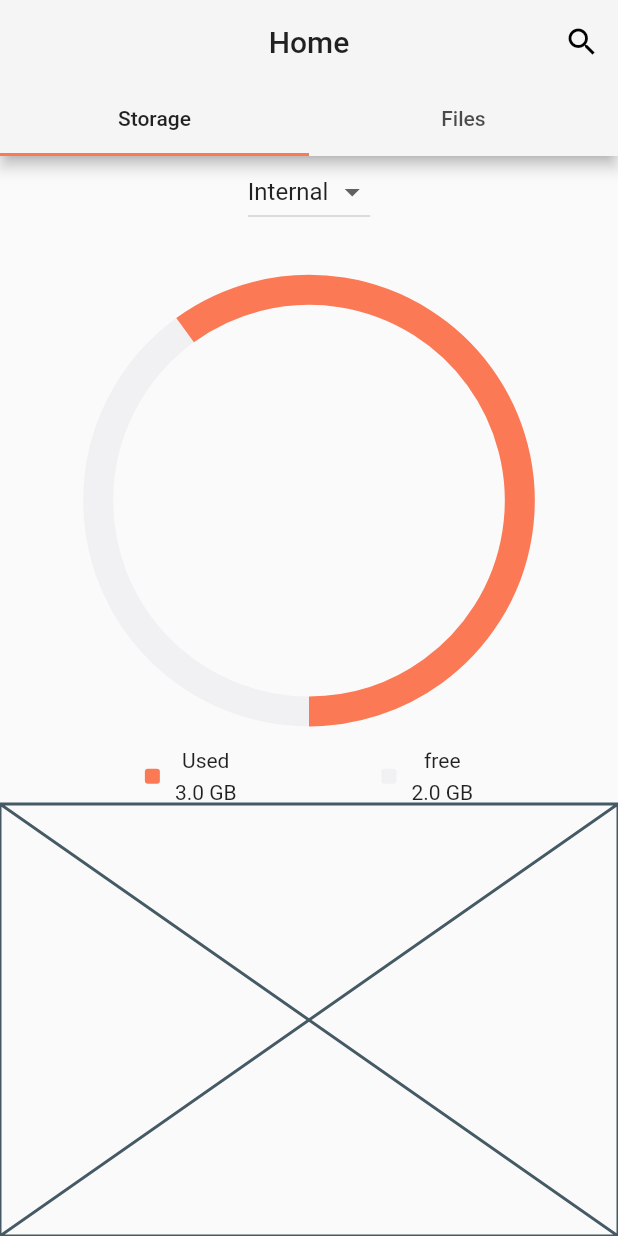
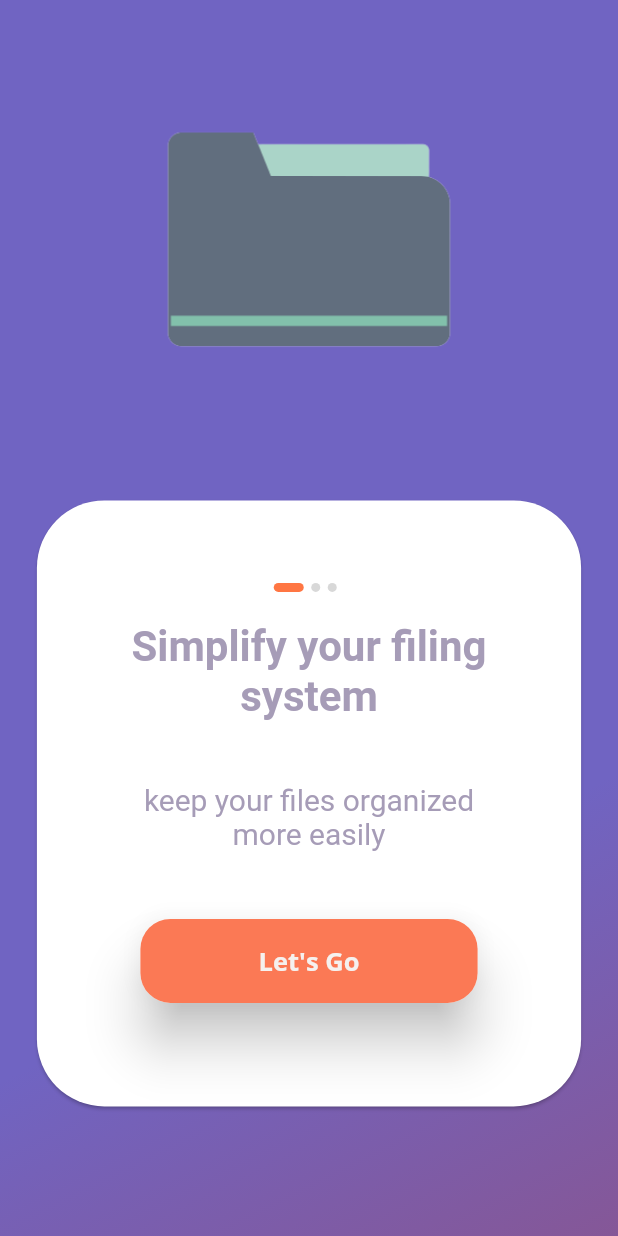
Before and after one commit to Emon526/File-Manager, a Flutter app: the screen it shows after launch, on a phone screen of 412 x 824 dp. Run offline on Flutter 3.47's test engine with Material 2 defaults, Android fonts, the phone set to English and light mode, and no system bars; our stand-ins replace get, google_fonts, permission_handler; missing offline and left inert: file_manager, popup_menu_title.

Commit message:
Splash screen added

```diff
--- a/lib/file_manager_app.dart
+++ b/lib/file_manager_app.dart
@@ -1,6 +1,7 @@
 import 'package:filemanager/controllers/storage-controller/binding_storage_controller.dart';
 import 'package:filemanager/helpers/themes/app_theme.dart';
 import 'package:filemanager/screens/home/home_screen.dart';
+import 'package:filemanager/screens/splash/splash_screen.dart';
 import 'package:flutter/material.dart';
 import 'package:get/get.dart';
 
@@ -15,8 +16,9 @@
       initialRoute: '/',
       defaultTransition: Transition.zoom,
       getPages: [
+        GetPage(name: '/', page: () => SplashScreen()),
         GetPage(
-            name: '/',
+            name: '/home',
             page: () => HomeScreen(),
             binding: BindingStorageController()),
       ],
--- a/lib/helpers/colors/app_color.dart
+++ b/lib/helpers/colors/app_color.dart
@@ -18,9 +18,9 @@
 
 
 
-
-  // static const primaryColor = Color(0xff7064c2);
-  // static const secondaryColor = Color(0xff855797);
+  // splash screen color
+  static const primarySplashColor = Color(0xff7064c2);
+  static const secondarySplashColor = Color(0xff855797);
 
   // static const blackColor = Color(0xff000000);
   // static const bgColor = Color(0xfff5f5f5);
--- /dev/null
+++ b/lib/helpers/constants/constants.dart
@@ -0,0 +1,27 @@
+import 'package:flutter/material.dart';
+
+const kPrimaryColor = Color(0xFFFF7643);
+const kPrimaryLightColor = Color(0xFFFFECDF);
+const kPrimaryGradientColor = LinearGradient(
+  begin: Alignment.topLeft,
+  end: Alignment.bottomRight,
+  colors: [Color(0xFFFFA53E), Color(0xFFFF7643)],
+);
+const kSecondaryColor = Color(0xFF979797);
+const kTextColor = Color(0xFF757575);
+
+const kAnimationDuration = Duration(milliseconds: 200);
+
+const defaultDuration = Duration(milliseconds: 250);
+
+// Form Error
+final RegExp emailValidatorRegExp =
+    RegExp(r"^[a-zA-Z0-9.]+@[a-zA-Z0-9]+\.[a-zA-Z]+");
+const String kEmailNullError = "Please Enter your email";
+const String kInvalidEmailError = "Please Enter Valid Email";
+const String kPassNullError = "Please Enter your password";
+const String kShortPassError = "Password is too short";
+const String kMatchPassError = "Passwords don't match";
+const String kNamelNullError = "Please Enter your name";
+const String kPhoneNumberNullError = "Please Enter your phone number";
+const String kAddressNullError = "Please Enter your address";
--- /dev/null
+++ b/lib/screens/splash/components/body.dart
@@ -0,0 +1,184 @@
+import 'package:filemanager/helpers/colors/app_color.dart';
+import 'package:filemanager/helpers/constants/constants.dart';
+import 'package:filemanager/helpers/widget/text.dart';
+import 'package:flutter/material.dart';
+import 'package:get/get.dart';
+
+// This is the best practice
+import '../components/splash_content.dart';
+
+class Body extends StatefulWidget {
+  @override
+  _BodyState createState() => _BodyState();
+}
+
+class _BodyState extends State<Body> {
+  int currentPage = 0;
+  List<Map<String, String>> splashData = [
+    {
+      "texth": "Simplify your filing system",
+      "textp": "keep your files organized more easily"
+    },
+    {
+      "texth": "Simplify your filing system",
+      "textp": "keep your files organized more easily"
+    },
+    {
+      "texth": "Simplify your filing system",
+      "textp": "keep your files organized more easily"
+    },
+  ];
+  @override
+  Widget build(BuildContext context) {
+    Size size = MediaQuery.of(context).size;
+    return SafeArea(
+      child: Container(
+        height: size.height,
+        width: size.width,
+        decoration: BoxDecoration(
+          gradient: LinearGradient(
+              begin: Alignment.topLeft,
+              end: Alignment.bottomRight,
+              stops: [
+                0.3,
+                0.7,
+                1,
+              ],
+              colors: [
+                AppColor.primarySplashColor,
+                AppColor.primarySplashColor,
+                AppColor.secondarySplashColor,
+              ]),
+        ),
+        child: Column(
+          children: <Widget>[
+            Container(
+              width: size.width * 0.9,
+              height: size.height / 2 * 0.8,
+              alignment: Alignment.center,
+              child: Image.asset(
+                'assets/icons/files.png',
+                fit: BoxFit.cover,
+              ),
+            ),
+            Container(
+              width: size.width * 0.9,
+              height: size.height / 2 * 1,
+              alignment: Alignment.center,
+              child: Card(
+                clipBehavior: Clip.antiAlias,
+                //  color: AppColor.bgColor,
+                shape: RoundedRectangleBorder(
+                    borderRadius: BorderRadius.circular(45.0)),
+
+                child: Container(
+                  child: Padding(
+                    padding: EdgeInsets.all(55),
+                    child: Column(
+                      children: [
+                        Row(
+                          mainAxisAlignment: MainAxisAlignment.center,
+                          children: List.generate(
+                            splashData.length,
+                            (index) => buildDot(index: index),
+                          ),
+                        ),
+                        Expanded(
+                          flex: 3,
+                          child: PageView.builder(
+                            onPageChanged: (value) {
+                              setState(() {
+                                currentPage = value;
+                              });
+                            },
+                            itemCount: splashData.length,
+                            itemBuilder: (BuildContext context, int index) =>
+                                SplashContent(
+                              texth: splashData[index]['textp'] ?? '',
+                              textp: splashData[index]['texth'] ?? '',
+                            ),
+                          ),
+                        ),
+                        Expanded(
+                          flex: 2,
+                          child: Padding(
+                            padding: EdgeInsets.all(
+                              10,
+                              // horizontal: getProportionateScreenWidth(20)
+                            ),
+                            child: Column(
+                              children: <Widget>[
+                                Spacer(flex: 3),
+                                Card(
+                                  elevation: 15,
+                                  shape: RoundedRectangleBorder(
+                                      borderRadius: BorderRadius.circular(20)),
+                                  child: SizedBox(
+                                    width: double.infinity,
+                                    height: 56,
+                                    child: TextButton(
+                                      // shape: RoundedRectangleBorder(
+                                      //     borderRadius:
+                                      //         BorderRadius.circular(20)),
+                                      // // color: AppColor.orangeColor,
+                                      // color: Colors.orange,
+                                      style: ButtonStyle(
+                                        shape: MaterialStateProperty.all(
+                                          RoundedRectangleBorder(
+                                            borderRadius:
+                                                BorderRadius.circular(20),
+                                          ),
+                                        ),
+                                        backgroundColor:
+                                            MaterialStateProperty.all(
+                                          AppColor.primaryButtonBgColor,
+                                        ),
+                                      ),
+                                      onPressed: () {
+                                        // Get.offNamed('/home');
+                                        Get.toNamed('/home');
+                                      },
+                                      // child: Text(
+                                      //   'Let\'s Go',
+                                      //   textAlign: TextAlign.center,
+                                      //   style: TextStyle(
+                                      //       fontSize: 18,
+                                      //       color: Colors.white,
+                                      //       fontWeight: FontWeight.bold),
+                                      // ),
+                                      child: SingleLineText(
+                                        text: "Let's Go",
+                                        color: AppColor.primaryButtonTextColor,
+                                      ),
+                                    ),
+                                  ),
+                                ),
+                              ],
+                            ),
+                          ),
+                        ),
+                      ],
+                    ),
+                  ),
+                ),
+              ),
+            ),
+          ],
+        ),
+      ),
+    );
+  }
+
+  AnimatedContainer buildDot({required int index}) {
+    return AnimatedContainer(
+      duration: kAnimationDuration,
+      margin: EdgeInsets.only(right: 5),
+      height: 6,
+      width: currentPage == index ? 20 : 6,
+      decoration: BoxDecoration(
+        color: currentPage == index ? kPrimaryColor : Color(0xFFD8D8D8),
+        borderRadius: BorderRadius.circular(3),
+      ),
+    );
+  }
+}
--- /dev/null
+++ b/lib/screens/splash/components/splash_content.dart
@@ -0,0 +1,38 @@
+import 'package:flutter/material.dart';
+
+class SplashContent extends StatelessWidget {
+  const SplashContent({
+    required this.texth,
+    required this.textp,
+  });
+
+  final String texth, textp;
+
+  @override
+  Widget build(BuildContext context) {
+    return Column(
+      children: <Widget>[
+        Spacer(),
+        Text(
+          textp,
+          textAlign: TextAlign.center,
+          style: TextStyle(
+            fontWeight: FontWeight.bold,
+            fontSize: 28,
+            color: Color(0xffa69cb7),
+          ),
+        ),
+        Spacer(flex: 2),
+        Text(
+          texth,
+          textAlign: TextAlign.center,
+          style: TextStyle(
+            fontWeight: FontWeight.normal,
+            fontSize: 20,
+            color: Color(0xffa69cb7),
+          ),
+        ),
+      ],
+    );
+  }
+}
--- a/lib/screens/splash/splash_screen.dart
+++ b/lib/screens/splash/splash_screen.dart
@@ -0,0 +1,12 @@
+import 'package:flutter/material.dart';
+import 'package:filemanager/screens/splash/components/body.dart';
+
+class SplashScreen extends StatelessWidget {
+  static String routeName = "/splash";
+  @override
+  Widget build(BuildContext context) {
+    return Scaffold(
+      body: Body(),
+    );
+  }
+}
--- a/pubspec.yaml
+++ b/pubspec.yaml
@@ -54,6 +54,7 @@
   # To add assets to your application, add an assets section, like this:
   assets:
     - assets/images/
+    - assets/icons/
   #   - images/a_dot_burr.jpeg
   #   - images/a_dot_ham.jpeg
 
```
Also changed, not shown: assets/icons/files.png (added).
